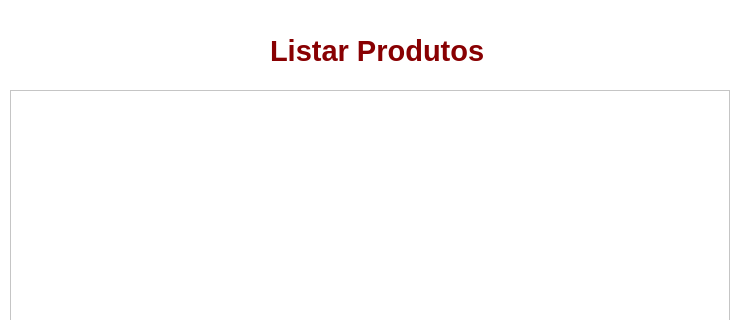
First picture: the form in listagem.ui, repository Biguelini/cadastro-de-produtos, before the edit; both pictures show x 0 to 741 and y 0 to 320 of the 741 by 600 pixel window.
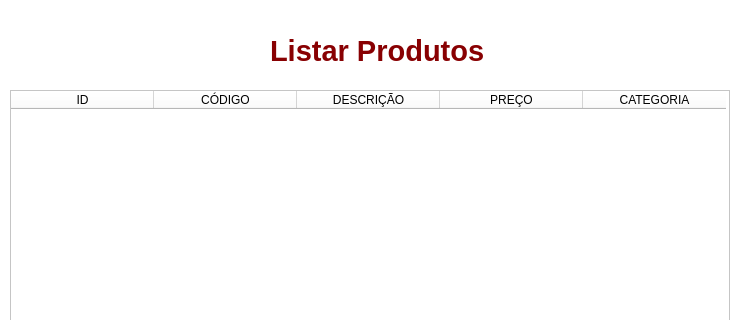
Second picture: the form after the edit.

What changed in the file:
```diff
--- a/listagem.ui
+++ b/listagem.ui
@@ -89,7 +89,7 @@
      <number>5</number>
     </property>
     <attribute name="horizontalHeaderVisible">
-     <bool>false</bool>
+     <bool>true</bool>
     </attribute>
     <attribute name="horizontalHeaderMinimumSectionSize">
      <number>143</number>
@@ -103,11 +103,31 @@
     <attribute name="verticalHeaderVisible">
      <bool>false</bool>
     </attribute>
-    <column/>
-    <column/>
-    <column/>
-    <column/>
-    <column/>
+    <column>
+     <property name="text">
+      <string>ID</string>
+     </property>
+    </column>
+    <column>
+     <property name="text">
+      <string>CÓDIGO</string>
+     </property>
+    </column>
+    <column>
+     <property name="text">
+      <string>DESCRIÇÃO</string>
+     </property>
+    </column>
+    <column>
+     <property name="text">
+      <string>PREÇO</string>
+     </property>
+    </column>
+    <column>
+     <property name="text">
+      <string>CATEGORIA</string>
+     </property>
+    </column>
    </widget>
   </widget>
  </widget>
```
Left out of the diff: 3 changed lines with no effect on the pictures.
